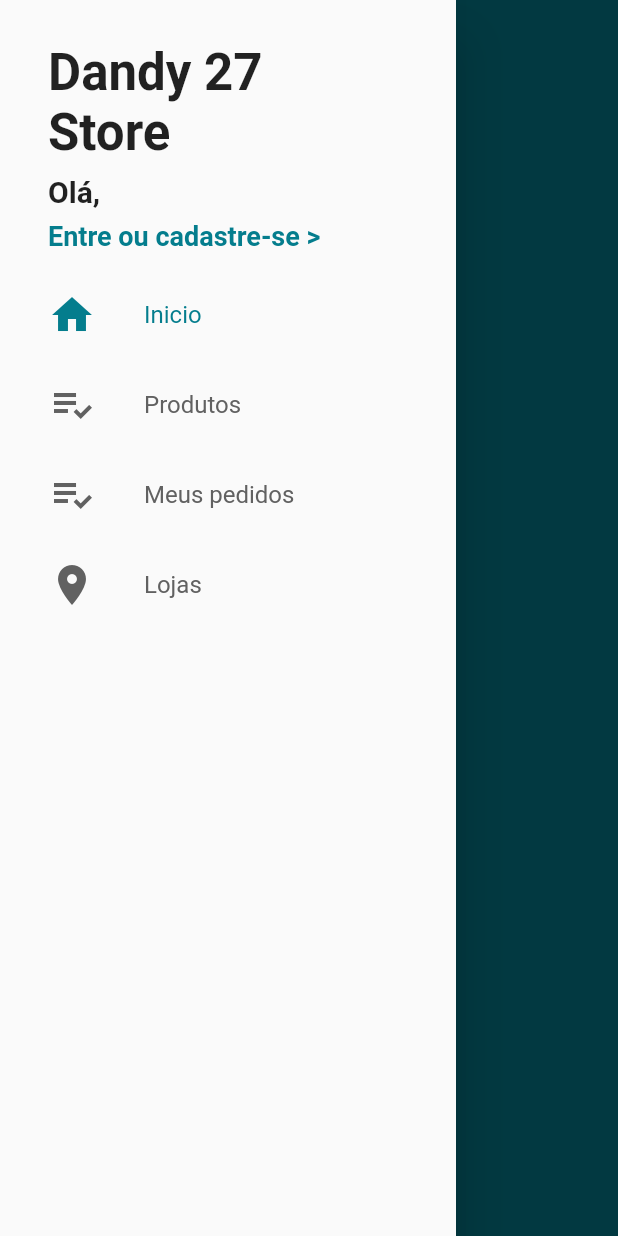
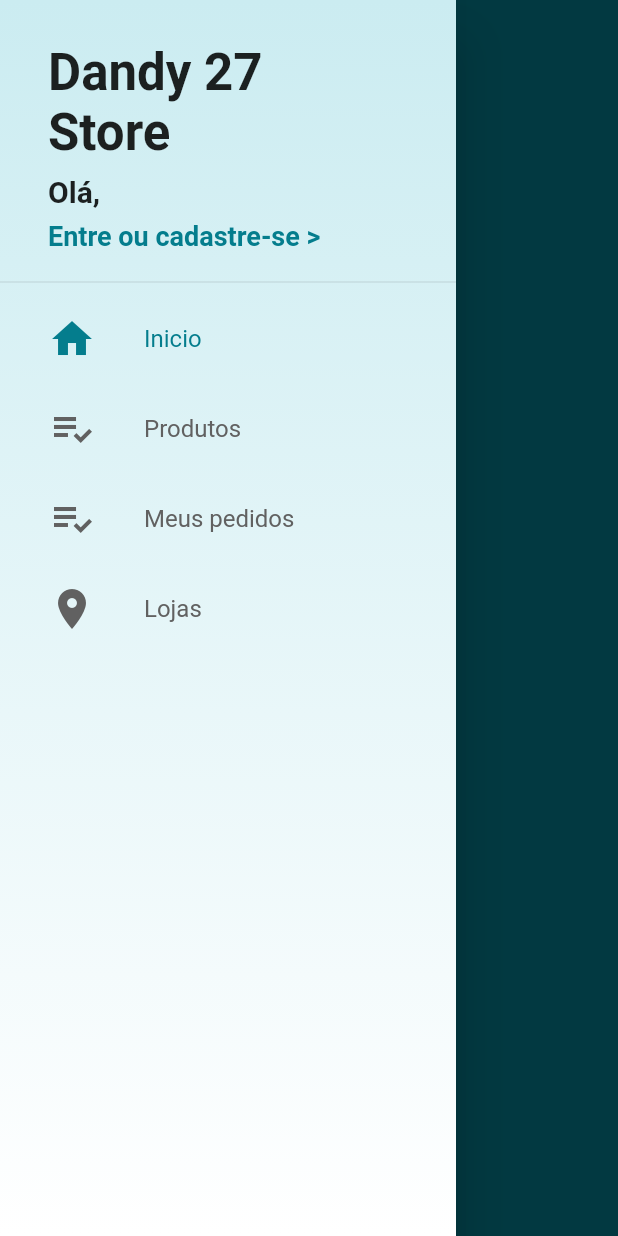
Before and after one commit to Dandy27/loja-virtual-app, a Flutter app: the screen it shows after launch, with the side drawer open, on a phone screen of 412 x 824 dp. Run offline on Flutter 3.47's test engine with Material 2 defaults, Android fonts, the phone set to English and light mode, and no system bars; our stand-ins replace cloud_firestore, firebase_auth; accounts and stored records are empty.

```diff
--- a/dandy27_store/lib/common/custom_drawer/custom_drawer.dart
+++ b/dandy27_store/lib/common/custom_drawer/custom_drawer.dart
@@ -1,5 +1,6 @@
 import 'package:dandy27_store/common/custom_drawer/custon_drawer_header.dart';
 import 'package:flutter/material.dart';
+import 'package:flutter/painting.dart';
 
 import 'drawer_tile.dart';
 
@@ -7,9 +8,21 @@ class CustomDrawer extends StatelessWidget {
   @override
   Widget build(BuildContext context) {
     return Drawer(
-      child: ListView(
+      child: Stack(
+        children: [
+          Container(
+            decoration: BoxDecoration(
+              gradient: LinearGradient(
+                colors: [const Color.fromARGB(255, 203, 236, 241),
+                Colors.white], begin: Alignment.topCenter,
+                end: Alignment.bottomCenter
+              )
+            ),
+          ),
+          ListView(
             children: [
               CustonDrawerHeader(),
+              const Divider(),
               DrawerTile(
                 iconData: Icons.home,
                 title: 'Inicio',
@@ -32,6 +45,8 @@ class CustomDrawer extends StatelessWidget {
               ),
             ],
           ),
+        ],
+      ),
     );
   }
 }
```
Also changed, not shown: dandy27_store/lib/screens/base/signup/signup_screen.dart (+34 -17 lines). Lines whose indentation alone changed are shown as unchanged.
